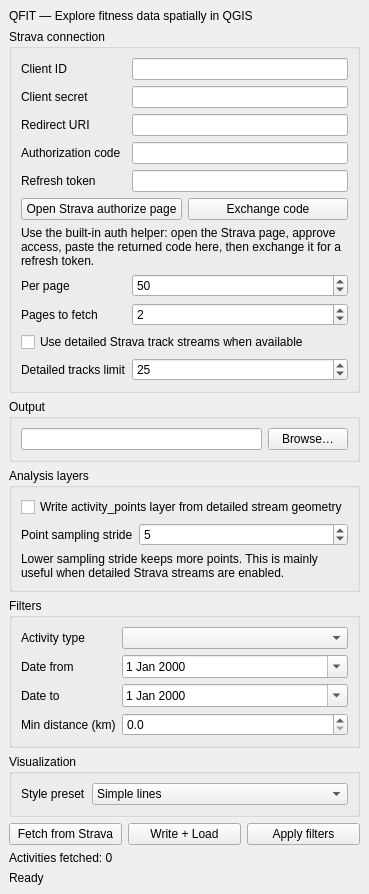
Qt form qfit_dockwidget_base.ui (ebelo/qfit) before a commit.
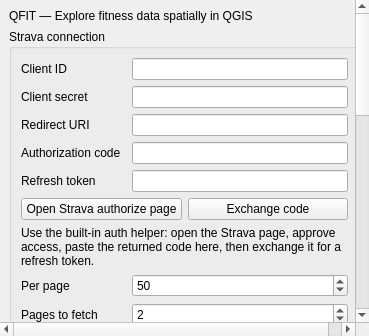
The same form after that commit.

Commit message: Make QFIT dock panel scrollable

```diff
--- a/qfit_dockwidget_base.ui
+++ b/qfit_dockwidget_base.ui
@@ -6,6 +6,28 @@
    <string>QFIT</string>
   </property>
   <widget class="QWidget" name="dockWidgetContents">
+   <layout class="QVBoxLayout" name="outerLayout">
+    <property name="leftMargin">
+     <number>0</number>
+    </property>
+    <property name="topMargin">
+     <number>0</number>
+    </property>
+    <property name="rightMargin">
+     <number>0</number>
+    </property>
+    <property name="bottomMargin">
+     <number>0</number>
+    </property>
+    <item>
+     <widget class="QScrollArea" name="scrollArea">
+      <property name="widgetResizable">
+       <bool>true</bool>
+      </property>
+      <property name="frameShape">
+       <enum>QFrame::NoFrame</enum>
+      </property>
+      <widget class="QWidget" name="scrollAreaWidgetContents">
    <layout class="QVBoxLayout" name="verticalLayout">
     <item>
      <widget class="QLabel" name="titleLabel">
@@ -125,6 +147,23 @@
      <widget class="QLabel" name="statusLabel">
       <property name="text"><string>Ready</string></property>
       <property name="wordWrap"><bool>true</bool></property>
+         </widget>
+        </item>
+        <item>
+         <spacer name="verticalSpacer">
+          <property name="orientation">
+           <enum>Qt::Vertical</enum>
+          </property>
+          <property name="sizeHint" stdset="0">
+           <size>
+            <width>20</width>
+            <height>40</height>
+           </size>
+          </property>
+         </spacer>
+        </item>
+       </layout>
+      </widget>
      </widget>
     </item>
    </layout>
```
Lines whose indentation alone changed are shown as unchanged.
